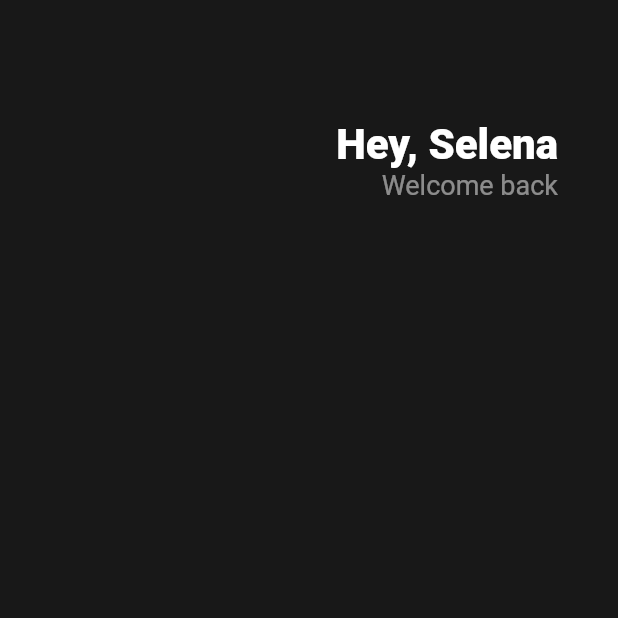
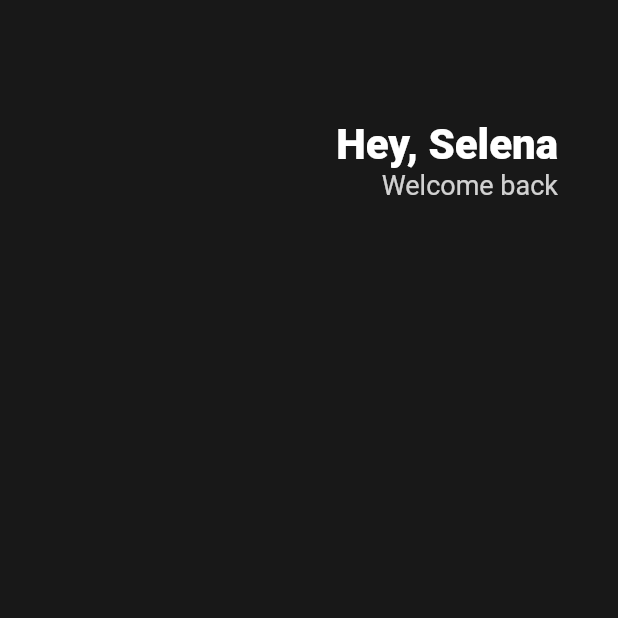
Before and after one commit to YJKimSleepyWorker/toonflix, a Flutter app: the screen it shows after launch, on a phone screen of 412 x 824 dp, the top half of it. Run offline on Flutter 3.47's test engine with Material 2 defaults, Android fonts, the phone set to English and light mode, and no system bars.

Commit message:
flutter inspector 사용법
//view-tool windows- flutter inspector
//layout explorer 에서는 레이아웃의 수치와 크기를 보고 정렬을 수정할 수 있음
//widget details tree에서는 적용된 모든 속성들을 볼 수 있음
//트리에서는 APP이 어떻게 만들어졌는지 자식관계를 알 수 있음
//위젯모드를 선택하면 클릭을 통해서 위젯의 포함관계를 알 수 있음
//show guidelines에서는 모든 위젯의 가이드라인을 보여줌

```diff
--- a/lib/main.dart
+++ b/lib/main.dart
@@ -52,6 +52,12 @@ class App extends StatelessWidget{
 //1. 위젯을 사용할 때 마다 우리는 클래스를 인스턴트 화 하고있다.(new를 생략함.)s
 */
 //////////////////////////////////////////////////////////////
+//view-tool windows- flutter inspector
+//layout explorer 에서는 레이아웃의 수치와 크기를 보고 정렬을 수정할 수 있음
+//widget details tree에서는 적용된 모든 속성들을 볼 수 있음
+//트리에서는 APP이 어떻게 만들어졌는지 자식관계를 알 수 있음
+//위젯모드를 선택하면 클릭을 통해서 위젯의 포함관계를 알 수 있음
+//show guidelines에서는 모든 위젯의 가이드라인을 보여줌
 import 'package:flutter/material.dart';
 
 void main() {
@@ -89,7 +95,7 @@ class App extends StatelessWidget{
                     ),
                     Text('Welcome back',
                       style: TextStyle(
-                        color: Colors.white.withOpacity(0.5),
+                        color: Color.fromRGBO(255, 255, 255, 0.8),
                         fontSize: 18,
                       ),
                     ),
```
